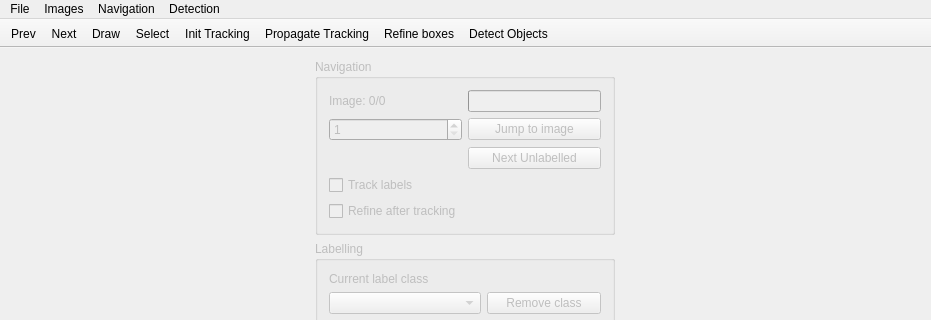
Old version of the form src/mainwindow.ui in the repository jveitchmichaelis/deeplabel; both pictures show x 0 to 931 and y 0 to 320 of the 931 by 692 pixel window.
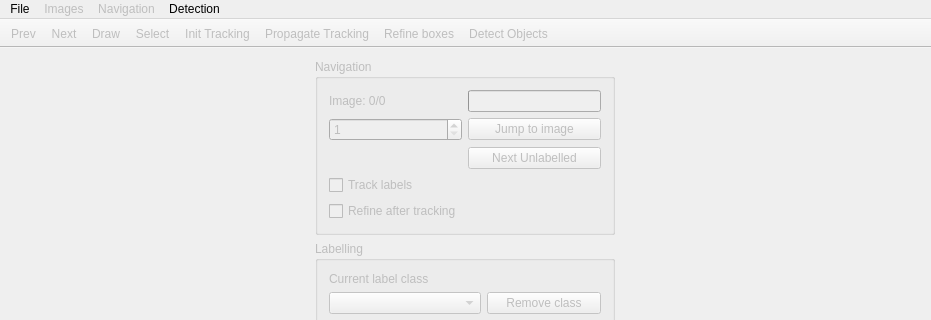
New version of the form.

Commit message: disable tools before project load, fixes https://github.com/jveitchmichaelis/deeplabel/issues/5

Patch:
```diff
--- a/src/mainwindow.ui
+++ b/src/mainwindow.ui
@@ -407,7 +407,7 @@
      <x>0</x>
      <y>0</y>
      <width>931</width>
-     <height>20</height>
+     <height>17</height>
     </rect>
    </property>
    <widget class="QMenu" name="menuFile">
@@ -420,6 +420,9 @@
     <addaction name="actionExport"/>
    </widget>
    <widget class="QMenu" name="menuImages">
+    <property name="enabled">
+     <bool>false</bool>
+    </property>
     <property name="title">
      <string>Images</string>
     </property>
@@ -429,6 +432,9 @@
     <addaction name="actionAdd_video"/>
    </widget>
    <widget class="QMenu" name="menuNavigation">
+    <property name="enabled">
+     <bool>false</bool>
+    </property>
     <property name="title">
      <string>Navigation</string>
     </property>
@@ -452,6 +458,9 @@
    <addaction name="menuDetection"/>
   </widget>
   <widget class="QToolBar" name="mainToolBar">
+   <property name="enabled">
+    <bool>false</bool>
+   </property>
    <property name="movable">
     <bool>false</bool>
    </property>
```
The commit also changes 1 other file.
